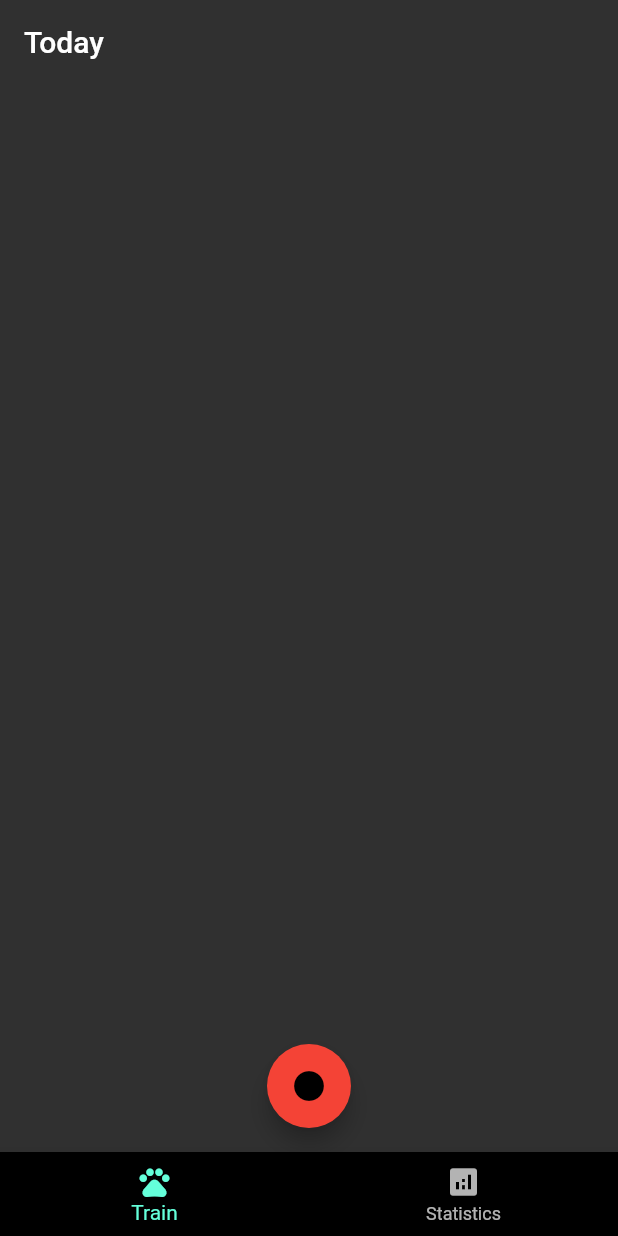
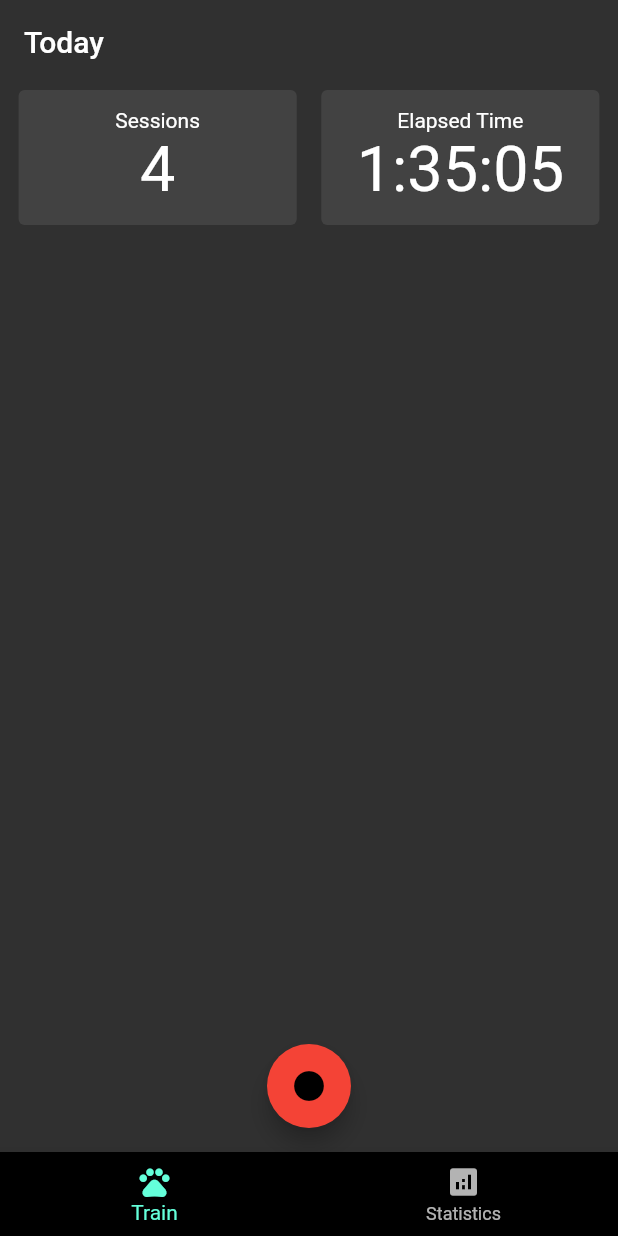
Before and after one commit to nickpalladino/handlerify, a Flutter app: the screen it shows after launch, after a tap on the "circle" icon, on a phone screen of 412 x 824 dp. Run offline on Flutter 3.47's test engine with Material 2 defaults, Android fonts, the light colour scheme and no system bars.

Commit message:
Added daily statistics mockup

```diff
--- a/lib/pages/train_page.dart
+++ b/lib/pages/train_page.dart
@@ -1,4 +1,5 @@
 import 'package:flutter/material.dart';
+import 'package:handlerify/widgets/statistic_card.dart';
 
 class TrainPage extends StatefulWidget {
   const TrainPage({super.key});
@@ -12,7 +13,7 @@ class TrainPage extends StatefulWidget {
 
 class _TrainState extends State<TrainPage> {
 
-  void _incrementCounter() {
+  void _startSession() {
   }
 
   @override
@@ -26,10 +27,15 @@ class _TrainState extends State<TrainPage> {
         centerTitle: false,
         elevation: 0,
       ),
-
+      body: Row(
+          mainAxisAlignment: MainAxisAlignment.spaceEvenly,
+          //mainAxisSize: MainAxisSize.max,
+          children: [
+            StatisticCard(value: '4', description: 'Sessions',),
+            StatisticCard(value: '1:35:05', description: 'Elapsed Time',),
+      ]),
       floatingActionButton: FloatingActionButton(
-      onPressed: _incrementCounter,
-      //tooltip: 'Increment',
+      onPressed: _startSession,
       backgroundColor: Colors.red,
       child: const Icon(Icons.circle),
       ), // This trailing comma makes auto-formatting nicer for build methods.
--- /dev/null
+++ b/lib/widgets/statistic_card.dart
@@ -0,0 +1,27 @@
+import 'package:flutter/material.dart';
+
+class StatisticCard extends StatelessWidget {
+  StatisticCard({super.key, required this.value, required this.description});
+
+  final String value;
+  final String description;
+
+  @override
+  Widget build(BuildContext context) {
+    return Card(
+      elevation: 0,
+      color: Theme.of(context).colorScheme.surfaceVariant,
+      child: SizedBox(
+        width: MediaQuery.sizeOf(context).width * 0.45,
+        height: 90,
+        child: Padding(
+          padding: EdgeInsetsDirectional.fromSTEB(12, 12, 12, 12),
+          child: Column(children: [
+           Text(description),
+           Text(value, style: DefaultTextStyle.of(context).style.apply(fontSizeFactor: 3.0))
+         ])
+        ),
+      ),
+    );
+  }
+}
```
